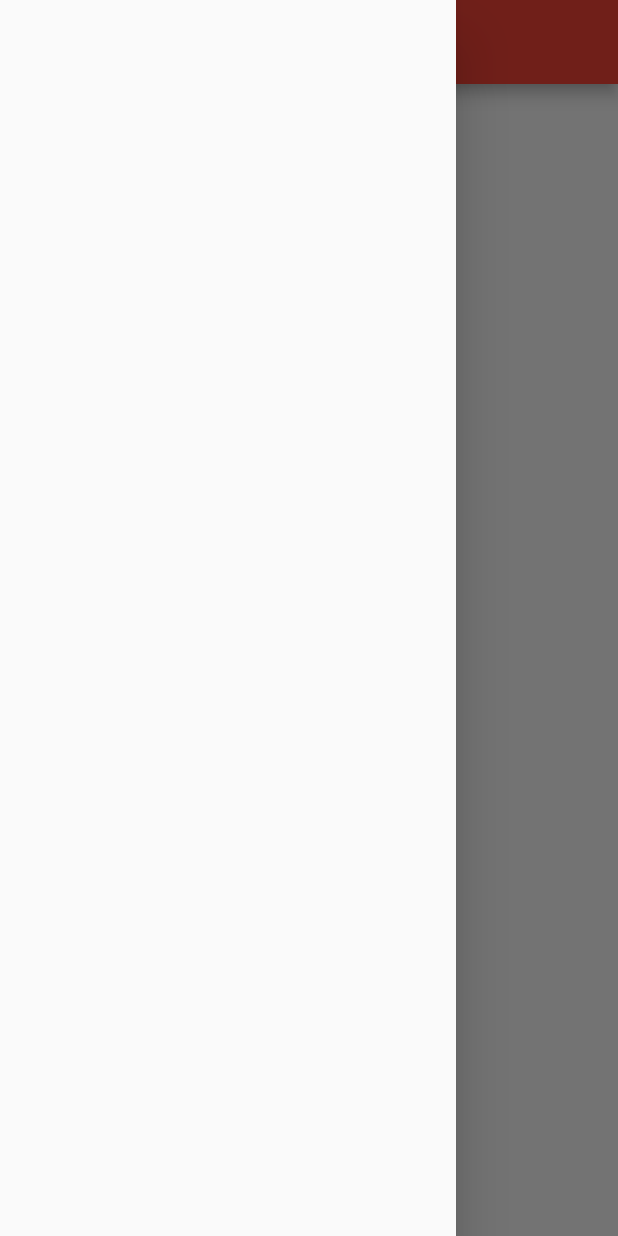
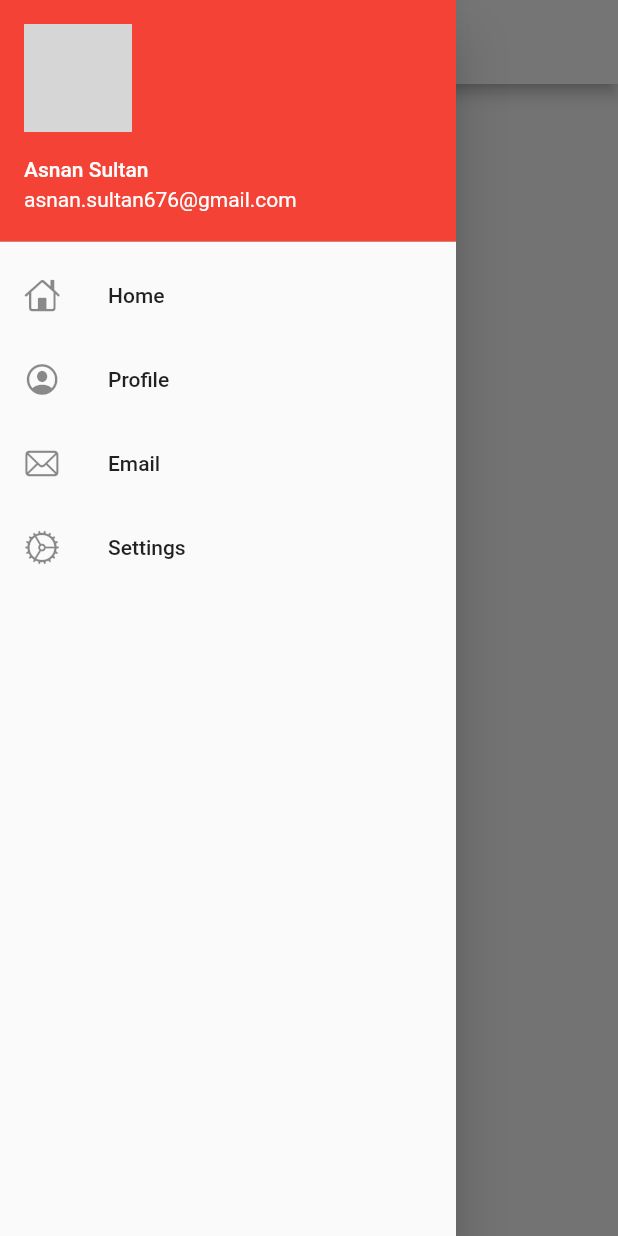
Before and after one commit to AsnanSultan/FlutterLearning, a Flutter app: the HomePage screen opened by its route, with the side drawer open, on a phone screen of 412 x 824 dp. Run offline on Flutter 3.47's test engine with Material 2 defaults, Android fonts, the phone set to English and light mode, and no system bars; missing offline and left inert: dart:html; network calls fail; grey boxes are pictures that could not be loaded.

Commit message:
day5 completed

```diff
--- /dev/null
+++ b/lib/pages/drawer.dart
@@ -0,0 +1,47 @@
+import 'dart:html';
+
+import 'package:flutter/cupertino.dart';
+import 'package:flutter/material.dart';
+
+class MyDrawer extends StatelessWidget {
+  const MyDrawer({Key? key}) : super(key: key);
+  final imageUrl =
+      "https://scontent.flhe12-1.fna.fbcdn.net/v/t1.6435-9/s552x414/117234216_2754311421556414_8696376666302756188_n.jpg?_nc_cat=107&ccb=1-4&_nc_sid=da31f3&_nc_eui2=AeF-NeU8bbydCkU83uTbRmh8mLmYz_xSw7WYuZjP_FLDtcfxFKVEqRj7lTSeaFPu7xjGuCS47yYBIL_IuHsro7Ix&_nc_ohc=QOcbWKvQZuAAX-CXpGf&_nc_ht=scontent.flhe12-1.fna&oh=554c8aa6c72fb3de1fc0fcca869d83fe&oe=61374FFD";
+
+  @override
+  Widget build(BuildContext context) {
+    return Drawer(
+      child: ListView(
+        children: [
+          DrawerHeader(
+            padding: EdgeInsets.zero,
+            child: UserAccountsDrawerHeader(
+              margin: EdgeInsets.zero,
+              accountName: Text("Asnan Sultan"),
+              accountEmail: Text("asnan.sultan676@gmail.com"),
+              currentAccountPicture: CircleAvatar(
+                backgroundImage: NetworkImage(imageUrl),
+              ),
+            ),
+          ),
+          ListTile(
+            leading: Icon(CupertinoIcons.home),
+            title: Text("Home"),
+          ),
+          ListTile(
+            leading: Icon(CupertinoIcons.profile_circled),
+            title: Text("Profile"),
+          ),
+          ListTile(
+            leading: Icon(CupertinoIcons.mail),
+            title: Text("Email"),
+          ),
+          ListTile(
+            leading: Icon(CupertinoIcons.settings),
+            title: Text("Settings"),
+          ),
+        ],
+      ),
+    );
+  }
+}
--- a/lib/pages/home_page.dart
+++ b/lib/pages/home_page.dart
@@ -1,4 +1,6 @@
 import 'package:flutter/material.dart';
+
+import 'drawer.dart';
 
 class HomePage extends StatelessWidget {
   @override
@@ -12,7 +14,7 @@ class HomePage extends StatelessWidget {
           child: Text("Wellcom to flutter"),
         ),
       ),
-      drawer: Drawer(),
+      drawer: MyDrawer(),
     );
   }
 }
--- /dev/null
+++ b/lib/utils/theme.dart
@@ -0,0 +1,14 @@
+import 'package:flutter/material.dart';
+
+class MyTheme {
+  static ThemeData lightTheme(BuildContext context) => ThemeData(
+        primarySwatch: Colors.red,
+        appBarTheme: AppBarTheme(
+          color: Colors.white,
+          iconTheme: IconThemeData(
+            color: Colors.black,
+          ),
+          textTheme: Theme.of(context).textTheme,
+        ),
+      );
+}
```
Also changed, not shown: lib/main.dart (+4 -4 lines), lib/models/catalog.dart (added, +10 -0 lines), lib/pages/login_page.dart (+35 -12 lines).
